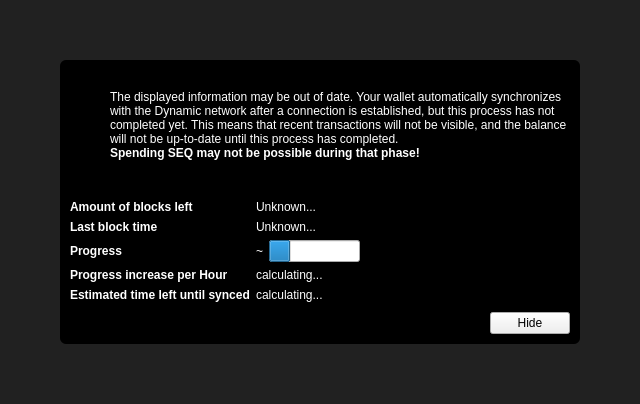
First picture: the form in src/qt/forms/modaloverlay.ui, repository duality-solutions/Sequence, before the edit.
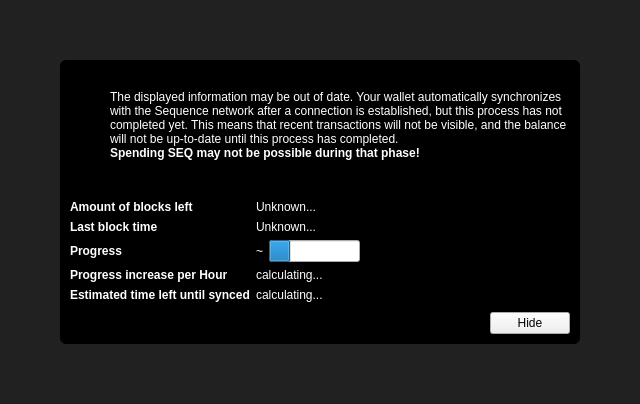
Second picture: the form after the edit. Icons and pictures are not drawn. Custom widgets are drawn as their Qt base class.

The edit to the form file:
```diff
--- a/src/qt/forms/modaloverlay.ui
+++ b/src/qt/forms/modaloverlay.ui
@@ -137,7 +137,7 @@
 color: rgb(255, 255, 255);</string>
                </property>
                <property name="text">
-                <string>The displayed information may be out of date. Your wallet automatically synchronizes with the Dynamic network after a connection is established, but this process has not completed yet. This means that recent transactions will not be visible, and the balance will not be up-to-date until this process has completed.</string>
+                <string>The displayed information may be out of date. Your wallet automatically synchronizes with the Sequence network after a connection is established, but this process has not completed yet. This means that recent transactions will not be visible, and the balance will not be up-to-date until this process has completed.</string>
                </property>
                <property name="textFormat">
                 <enum>Qt::RichText</enum>
```
